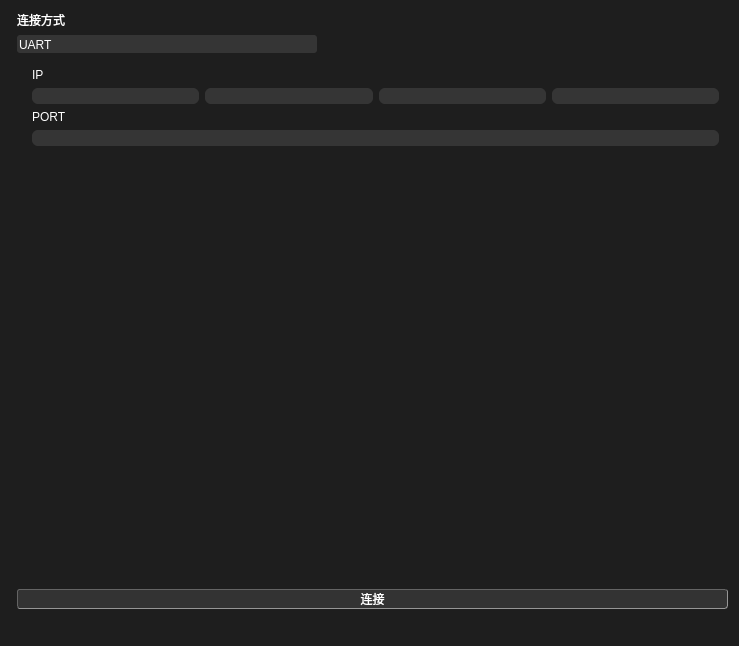
Above: UI/connectWindow.ui from zhaohe9701/AircraftStation before the change. Below: the same form after it.
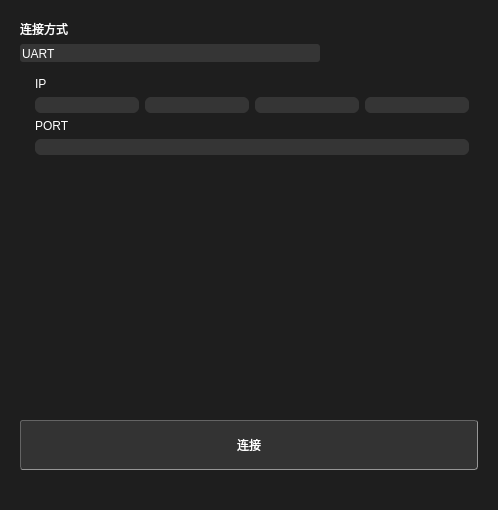
That is the form after the change. The open tabs and pages were chosen to show the change. Icons and pictures are not drawn.

```diff
--- a/UI/connectWindow.ui
+++ b/UI/connectWindow.ui
@@ -9,8 +9,8 @@
    <rect>
     <x>0</x>
     <y>0</y>
-    <width>739</width>
-    <height>646</height>
+    <width>498</width>
+    <height>510</height>
    </rect>
   </property>
   <property name="windowTitle">
@@ -21,8 +21,21 @@
 	background-color: rgb(30, 30, 30);
 }</string>
   </property>
-  <layout class="QFormLayout" name="formLayout">
-   <item row="0" column="1">
+  <layout class="QHBoxLayout" name="horizontalLayout_4">
+   <item>
+    <widget class="QFrame" name="">
+     <property name="sizePolicy">
+      <sizepolicy hsizetype="Expanding" vsizetype="Expanding">
+       <horstretch>0</horstretch>
+       <verstretch>0</verstretch>
+      </sizepolicy>
+     </property>
+     <property name="maximumSize">
+      <size>
+       <width>500</width>
+       <height>16777215</height>
+      </size>
+     </property>
     <layout class="QVBoxLayout" name="verticalLayout">
      <item>
       <widget class="QLabel" name="label">
@@ -48,9 +61,15 @@
      </item>
      <item>
       <widget class="QComboBox" name="connectWaySelectBox">
+        <property name="sizePolicy">
+         <sizepolicy hsizetype="Expanding" vsizetype="Fixed">
+          <horstretch>0</horstretch>
+          <verstretch>0</verstretch>
+         </sizepolicy>
+        </property>
        <property name="minimumSize">
         <size>
-         <width>300</width>
+          <width>0</width>
          <height>0</height>
         </size>
        </property>
@@ -854,7 +873,7 @@
            <item>
             <widget class="QLabel" name="label_8">
              <property name="sizePolicy">
-              <sizepolicy hsizetype="Preferred" vsizetype="Maximum">
+               <sizepolicy hsizetype="Expanding" vsizetype="Maximum">
                <horstretch>0</horstretch>
                <verstretch>0</verstretch>
               </sizepolicy>
@@ -875,7 +894,7 @@
              <item>
               <widget class="QLineEdit" name="lineEdit">
                <property name="sizePolicy">
-                <sizepolicy hsizetype="Minimum" vsizetype="Fixed">
+                 <sizepolicy hsizetype="Expanding" vsizetype="Fixed">
                  <horstretch>0</horstretch>
                  <verstretch>0</verstretch>
                 </sizepolicy>
@@ -893,7 +912,7 @@
              <item>
               <widget class="QLineEdit" name="lineEdit_2">
                <property name="sizePolicy">
-                <sizepolicy hsizetype="Minimum" vsizetype="Fixed">
+                 <sizepolicy hsizetype="Expanding" vsizetype="Fixed">
                  <horstretch>0</horstretch>
                  <verstretch>0</verstretch>
                 </sizepolicy>
@@ -911,7 +930,7 @@
              <item>
               <widget class="QLineEdit" name="lineEdit_3">
                <property name="sizePolicy">
-                <sizepolicy hsizetype="Minimum" vsizetype="Fixed">
+                 <sizepolicy hsizetype="Expanding" vsizetype="Fixed">
                  <horstretch>0</horstretch>
                  <verstretch>0</verstretch>
                 </sizepolicy>
@@ -929,7 +948,7 @@
              <item>
               <widget class="QLineEdit" name="lineEdit_4">
                <property name="sizePolicy">
-                <sizepolicy hsizetype="Minimum" vsizetype="Fixed">
+                 <sizepolicy hsizetype="Expanding" vsizetype="Fixed">
                  <horstretch>0</horstretch>
                  <verstretch>0</verstretch>
                 </sizepolicy>
@@ -968,7 +987,7 @@
            <item>
             <widget class="QLineEdit" name="lineEdit_5">
              <property name="sizePolicy">
-              <sizepolicy hsizetype="Minimum" vsizetype="Fixed">
+               <sizepolicy hsizetype="Expanding" vsizetype="Fixed">
                <horstretch>0</horstretch>
                <verstretch>0</verstretch>
               </sizepolicy>
@@ -1002,10 +1021,33 @@
        </widget>
       </widget>
      </item>
-    </layout>
-   </item>
-   <item row="1" column="1">
+      <item>
+       <spacer name="verticalSpacer">
+        <property name="orientation">
+         <enum>Qt::Vertical</enum>
+        </property>
+        <property name="sizeHint" stdset="0">
+         <size>
+          <width>20</width>
+          <height>40</height>
+         </size>
+        </property>
+       </spacer>
+      </item>
+      <item>
     <widget class="QPushButton" name="connectPushButton">
+        <property name="sizePolicy">
+         <sizepolicy hsizetype="Expanding" vsizetype="Fixed">
+          <horstretch>0</horstretch>
+          <verstretch>0</verstretch>
+         </sizepolicy>
+        </property>
+        <property name="minimumSize">
+         <size>
+          <width>0</width>
+          <height>50</height>
+         </size>
+        </property>
      <property name="styleSheet">
       <string notr="true">QPushButton
 {
@@ -1052,7 +1094,7 @@
      </property>
     </widget>
    </item>
-   <item row="2" column="1">
+      <item>
     <spacer name="verticalSpacer_3">
      <property name="orientation">
       <enum>Qt::Vertical</enum>
@@ -1070,6 +1112,24 @@
    </item>
   </layout>
  </widget>
+   </item>
+  </layout>
+ </widget>
+ <tabstops>
+  <tabstop>connectWaySelectBox</tabstop>
+  <tabstop>refreshButton</tabstop>
+  <tabstop>portNumBox</tabstop>
+  <tabstop>baudRateBox</tabstop>
+  <tabstop>dataLenBox</tabstop>
+  <tabstop>checkPattermBox</tabstop>
+  <tabstop>stopLenBox</tabstop>
+  <tabstop>lineEdit</tabstop>
+  <tabstop>lineEdit_2</tabstop>
+  <tabstop>lineEdit_3</tabstop>
+  <tabstop>lineEdit_4</tabstop>
+  <tabstop>lineEdit_5</tabstop>
+  <tabstop>connectPushButton</tabstop>
+ </tabstops>
  <resources>
   <include location="../icon/icon.qrc"/>
  </resources>
```
Left out of the diff: 21 changed lines with no effect on the pictures. Lines whose indentation alone changed are shown as unchanged.
